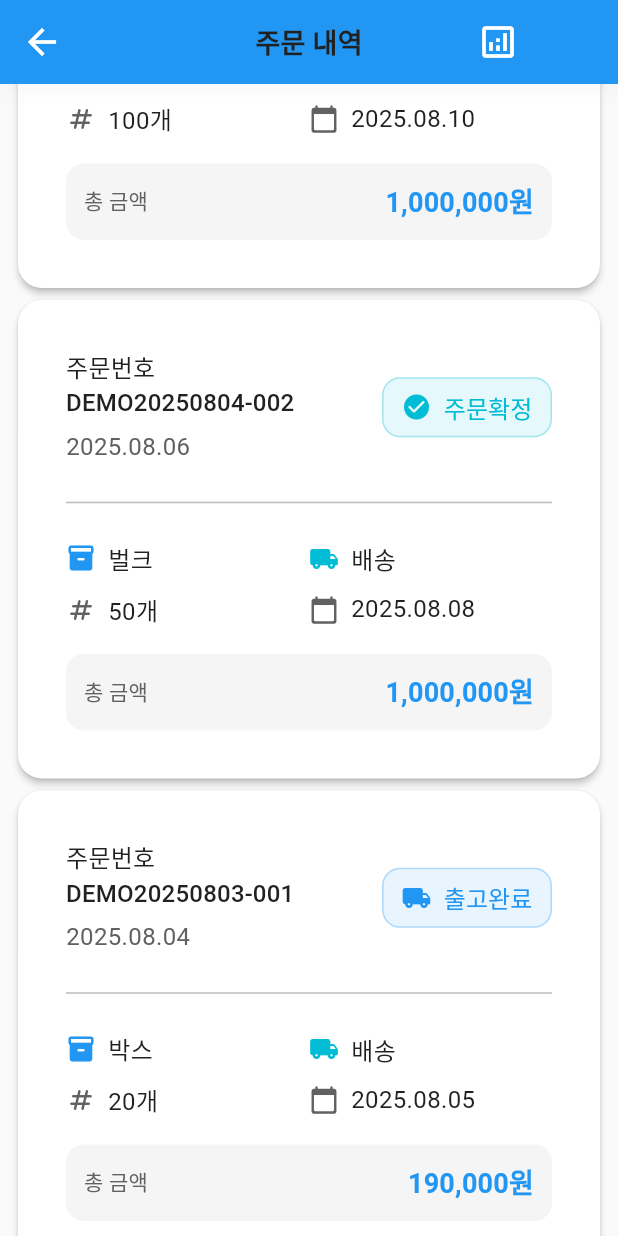
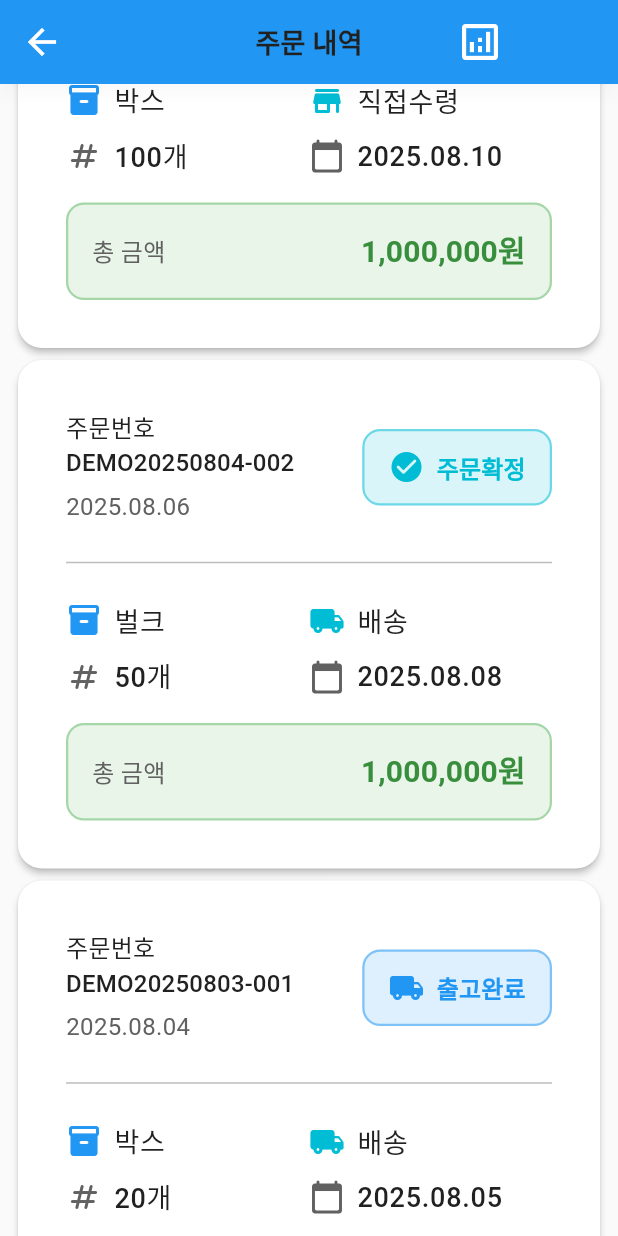
Before and after one commit to hyImmerse/DEF, a Flutter app: the OrderHistoryScreen screen opened directly, scrolled down 576 dp, after a tap on the "analytics" icon, on a phone screen of 412 x 824 dp. Run offline on Flutter 3.47's test engine with Material 3 defaults, Android fonts, the light colour scheme and no system bars; drawn by our look-alikes of getwidget; our stand-ins replace cached_network_image, connectivity_plus, dartz, dio, firebase_core, firebase_messaging and 12 more; missing offline and left inert: flutter_pdfview, gotrue; accounts and stored records are empty; generated files the repository leaves out were written again; Roboto replaces fonts that are missing (NotoSansKR).

Commit message:
[GUI] 주문 내역 배경 변경

```diff
--- a/def_order_app/lib/features/history/presentation/screens/order_history_screen.dart
+++ b/def_order_app/lib/features/history/presentation/screens/order_history_screen.dart
@@ -62,13 +62,16 @@ class _OrderHistoryScreenState extends ConsumerState<OrderHistoryScreen> {
         centerTitle: true,
         actions: [
           // 통계 표시/숨기기 토글
-          IconButton(
+          Padding(
+            padding: EdgeInsets.all(4), // 터치 영역 확대를 위한 패딩
+            child: IconButton(
               icon: Icon(
                 _showStatistics
                   ? Icons.analytics_rounded
                   : Icons.analytics_outlined,
-              size: 28,
+                size: 32, // 아이콘 크기 증가
               ),
+              iconSize: 48, // 터치 영역 48dp 확보
               onPressed: () {
                 setState(() {
                   _showStatistics = !_showStatistics;
@@ -76,15 +79,20 @@ class _OrderHistoryScreenState extends ConsumerState<OrderHistoryScreen> {
               },
               tooltip: '통계 ${_showStatistics ? '숨기기' : '보기'}',
             ),
+          ),
           // Excel 다운로드
-          IconButton(
+          Padding(
+            padding: EdgeInsets.all(4), // 터치 영역 확대를 위한 패딩
+            child: IconButton(
               icon: Icon(
                 Icons.download_rounded,
-              size: 28,
+                size: 32, // 아이콘 크기 증가
                 color: AppColors.primary,
               ),
+              iconSize: 48, // 터치 영역 48dp 확보
               onPressed: _downloadExcel,
               tooltip: 'Excel 다운로드',
+            ),
           ),
           const SizedBox(width: AppSpacing.h8),
         ],
@@ -176,13 +184,17 @@ class _OrderHistoryScreenState extends ConsumerState<OrderHistoryScreen> {
           width: 120,
           height: 120,
           decoration: BoxDecoration(
-            color: AppColors.backgroundSecondary,
+            color: AppColors.info50, // Material 3 Info Container 색상
             shape: BoxShape.circle,
+            border: Border.all(
+              color: AppColors.info200, // 시각적 구분을 위한 경계선
+              width: 2,
+            ),
           ),
           child: Icon(
             Icons.receipt_long_outlined,
             size: 60,
-            color: AppColors.textTertiary,
+            color: AppColors.info600, // 더 진한 Info 색상
           ),
         ),
         const SizedBox(height: AppSpacing.v24),
--- a/def_order_app/lib/features/history/presentation/widgets/order_history_card.dart
+++ b/def_order_app/lib/features/history/presentation/widgets/order_history_card.dart
@@ -111,21 +111,26 @@ class OrderHistoryCard extends StatelessWidget {
 
             // 금액
             Container(
-              padding: EdgeInsets.all(AppSpacing.md),
+              padding: EdgeInsets.all(AppSpacing.lg), // 패딩 증가로 터치 영역 확대
               decoration: BoxDecoration(
-                color: AppColors.backgroundSecondary,
+                color: AppColors.success50, // Material 3 Success Container 색상
                 borderRadius: BorderRadius.circular(AppSpacing.radiusMD),
+                border: Border.all(
+                  color: AppColors.success200, // 시각적 구분을 위한 경계선
+                  width: 1.5,
+                ),
               ),
               child: Row(
                 mainAxisAlignment: MainAxisAlignment.spaceBetween,
                 children: [
                   '총 금액'.text
-                    .textStyle(AppTextStyles.titleSmall)
+                    .textStyle(AppTextStyles.titleMedium) // 16sp로 크기 증가
                     .color(AppColors.textSecondary)
                     .make(),
                   '${_formatPrice(order.totalPrice)}원'.text
-                    .textStyle(AppTextStyles.headlineSmall)
-                    .color(AppColors.primary)
+                    .textStyle(AppTextStyles.headlineMedium) // 20sp로 크기 증가
+                    .bold // 굵게 표시
+                    .color(AppColors.success700) // 더 진한 성공 색상
                     .make(),
                 ],
               ),
@@ -223,25 +228,29 @@ class OrderHistoryCard extends StatelessWidget {
 
     return Container(
       padding: EdgeInsets.symmetric(
-        horizontal: AppSpacing.md,
-        vertical: AppSpacing.sm,
+        horizontal: AppSpacing.lg, // 패딩 증가로 터치 영역 확대
+        vertical: AppSpacing.md,
       ),
       decoration: BoxDecoration(
-        color: badgeColor.withOpacity(0.1),
+        color: badgeColor.withOpacity(0.15), // 배경색 투명도 증가
         borderRadius: BorderRadius.circular(AppSpacing.radiusMD),
-        border: Border.all(color: badgeColor.withOpacity(0.3)),
+        border: Border.all(
+          color: badgeColor.withOpacity(0.5), // 경계선 더 진하게
+          width: 1.5,
+        ),
       ),
       child: Row(
         mainAxisSize: MainAxisSize.min,
         children: [
           Icon(
             statusIcon,
-            size: 20,
+            size: 24, // 아이콘 크기 증가
             color: badgeColor,
           ),
           const SizedBox(width: AppSpacing.h8),
           statusText.text
-            .textStyle(AppTextStyles.labelLarge)
+            .textStyle(AppTextStyles.titleMedium) // 16sp로 크기 증가
+            .bold // 굵게 표시
             .color(badgeColor)
             .make(),
         ],
@@ -254,12 +263,14 @@ class OrderHistoryCard extends StatelessWidget {
       children: [
         Icon(
           icon,
-          size: 20,
+          size: 24, // 아이콘 크기 증가
           color: iconColor,
         ),
         const SizedBox(width: AppSpacing.h8),
         text.text
-          .textStyle(AppTextStyles.bodyMedium)
+          .textStyle(AppTextStyles.bodyLarge.copyWith(
+            fontWeight: FontWeight.w500, // 중간 굵기
+          )) // 18sp로 크기 증가
           .make(),
       ],
     );
--- a/def_order_app/lib/features/history/presentation/widgets/order_statistics_card.dart
+++ b/def_order_app/lib/features/history/presentation/widgets/order_statistics_card.dart
@@ -21,12 +21,12 @@ class OrderStatisticsCard extends StatelessWidget {
       margin: EdgeInsets.zero,
       padding: EdgeInsets.all(AppSpacing.lg),
       elevation: 3,
-      color: AppColors.primary.withOpacity(0.05),
+      color: AppColors.primary50, // Material 3 Primary Container 색상 사용
       shape: RoundedRectangleBorder(
         borderRadius: BorderRadius.circular(AppSpacing.radiusLG),
         side: BorderSide(
-          color: AppColors.primary.withOpacity(0.2),
-          width: 1,
+          color: AppColors.primary200, // 더 진한 경계선으로 시각적 구분 강화
+          width: 1.5,
         ),
       ),
       content: Column(
@@ -162,9 +162,12 @@ class OrderStatisticsCard extends StatelessWidget {
     return Container(
       padding: EdgeInsets.all(AppSpacing.md),
       decoration: BoxDecoration(
-        color: AppColors.surface,
+        color: Colors.white, // 흰색 배경으로 가독성 향상
         borderRadius: BorderRadius.circular(AppSpacing.radiusMD),
-        border: Border.all(color: AppColors.border),
+        border: Border.all(
+          color: color.withOpacity(0.3), // 아이콘 색상과 통일된 경계선
+          width: 1.5,
+        ),
       ),
       child: Column(
         crossAxisAlignment: CrossAxisAlignment.start,
@@ -239,9 +242,12 @@ class OrderStatisticsCard extends StatelessWidget {
             vertical: AppSpacing.sm,
           ),
           decoration: BoxDecoration(
-            color: statusColor.withOpacity(0.1),
+            color: statusColor.withOpacity(0.15), // 배경색 투명도 증가로 가시성 향상
             borderRadius: BorderRadius.circular(AppSpacing.radiusSM),
-            border: Border.all(color: statusColor.withOpacity(0.3)),
+            border: Border.all(
+              color: statusColor.withOpacity(0.5), // 경계선 더 진하게
+              width: 1.5,
+            ),
           ),
           child: Row(
             mainAxisSize: MainAxisSize.min,
@@ -256,7 +262,8 @@ class OrderStatisticsCard extends StatelessWidget {
               ),
               const SizedBox(width: AppSpacing.h8),
               '$statusText $count건 ($percentage%)'.text
-                .textStyle(AppTextStyles.labelMedium)
+                .textStyle(AppTextStyles.bodyMedium) // 16sp로 크기 증가
+                .bold // 굵게 표시로 가독성 향상
                 .color(statusColor)
                 .make(),
             ],
@@ -270,11 +277,14 @@ class OrderStatisticsCard extends StatelessWidget {
     final percentage = (count / statistics.totalOrders * 100).toStringAsFixed(1);
 
     return Container(
-      padding: EdgeInsets.all(AppSpacing.md),
+      padding: EdgeInsets.all(AppSpacing.lg), // 패딩 증가로 터치 영역 확대
       decoration: BoxDecoration(
-        color: color.withOpacity(0.1),
+        color: color.withOpacity(0.15), // 배경색 투명도 증가
         borderRadius: BorderRadius.circular(AppSpacing.radiusMD),
-        border: Border.all(color: color.withOpacity(0.3)),
+        border: Border.all(
+          color: color.withOpacity(0.5), // 경계선 더 진하게
+          width: 1.5,
+        ),
       ),
       child: Column(
         children: [
```
Lines whose indentation alone changed are shown as unchanged.
